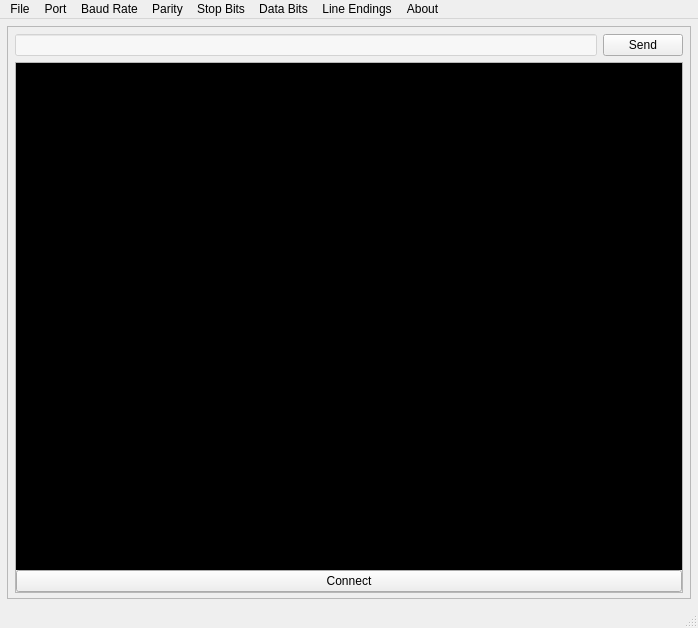
The window that forms/mainwindow.ui (tlewiscpp/QSerialTerminal) describes before a commit, drawn with Qt 5.
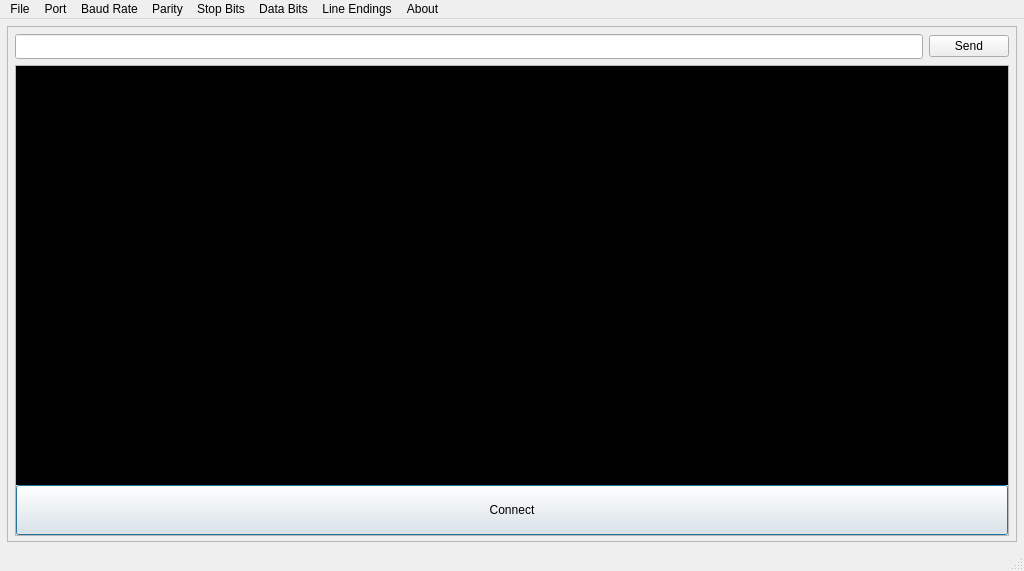
The same window after the commit. Custom widgets are drawn as their Qt base class.

Diff of the .ui file:
```diff
--- a/forms/mainwindow.ui
+++ b/forms/mainwindow.ui
@@ -6,8 +6,8 @@
    <rect>
     <x>0</x>
     <y>0</y>
-    <width>698</width>
-    <height>628</height>
+    <width>1024</width>
+    <height>571</height>
    </rect>
   </property>
   <property name="sizePolicy">
@@ -64,12 +64,23 @@
         <number>5</number>
        </property>
        <item row="0" column="0">
-        <widget class="SerialTerminalLineEdit" name="sendBox">
+        <widget class="QSerialTerminalLineEdit" name="sendBox">
+         <property name="minimumSize">
+          <size>
+           <width>0</width>
+           <height>25</height>
+          </size>
+         </property>
+         <property name="font">
+          <font>
+           <pointsize>10</pointsize>
+          </font>
+         </property>
          <property name="autoFillBackground">
           <bool>false</bool>
          </property>
          <property name="styleSheet">
-          <string notr="true">background-color: rgba(255, 255, 255, 127);</string>
+          <string notr="true"/>
          </property>
         </widget>
        </item>
@@ -96,8 +107,8 @@
            <rect>
             <x>0</x>
             <y>0</y>
-            <width>666</width>
-            <height>536</height>
+            <width>992</width>
+            <height>455</height>
            </rect>
           </property>
           <layout class="QGridLayout" name="scrollAreaGridLayout">
@@ -127,7 +138,9 @@
              <property name="font">
               <font>
                <family>DejaVu Sans Mono</family>
-               <pointsize>14</pointsize>
+               <pointsize>10</pointsize>
+               <weight>75</weight>
+               <bold>true</bold>
               </font>
              </property>
              <property name="autoFillBackground">
@@ -140,6 +153,12 @@
            </item>
            <item row="1" column="0">
             <widget class="QPushButton" name="connectButton">
+             <property name="minimumSize">
+              <size>
+               <width>0</width>
+               <height>50</height>
+              </size>
+             </property>
              <property name="maximumSize">
               <size>
                <width>16777215</width>
@@ -158,6 +177,12 @@
              <property name="checkable">
               <bool>true</bool>
              </property>
+             <property name="autoDefault">
+              <bool>true</bool>
+             </property>
+             <property name="default">
+              <bool>true</bool>
+             </property>
             </widget>
            </item>
           </layout>
@@ -174,8 +199,8 @@
     <rect>
      <x>0</x>
      <y>0</y>
-     <width>698</width>
-     <height>14</height>
+     <width>1024</width>
+     <height>25</height>
     </rect>
    </property>
    <widget class="CustomMenu" name="menuFile">
@@ -328,16 +353,16 @@
  </widget>
  <layoutdefault spacing="6" margin="11"/>
  <customwidgets>
-  <customwidget>
-   <class>SerialTerminalLineEdit</class>
-   <extends>QLineEdit</extends>
-   <header>include/serialterminallineedit.h</header>
-  </customwidget>
   <customwidget>
    <class>CustomMenu</class>
    <extends>QMenu</extends>
    <header>include/custommenu.h</header>
   </customwidget>
+  <customwidget>
+   <class>QSerialTerminalLineEdit</class>
+   <extends>QLineEdit</extends>
+   <header>include/qserialterminallineedit.h</header>
+  </customwidget>
  </customwidgets>
  <resources/>
  <connections/>
```
Left out of the diff: 3 changed lines with no effect on the pictures.
